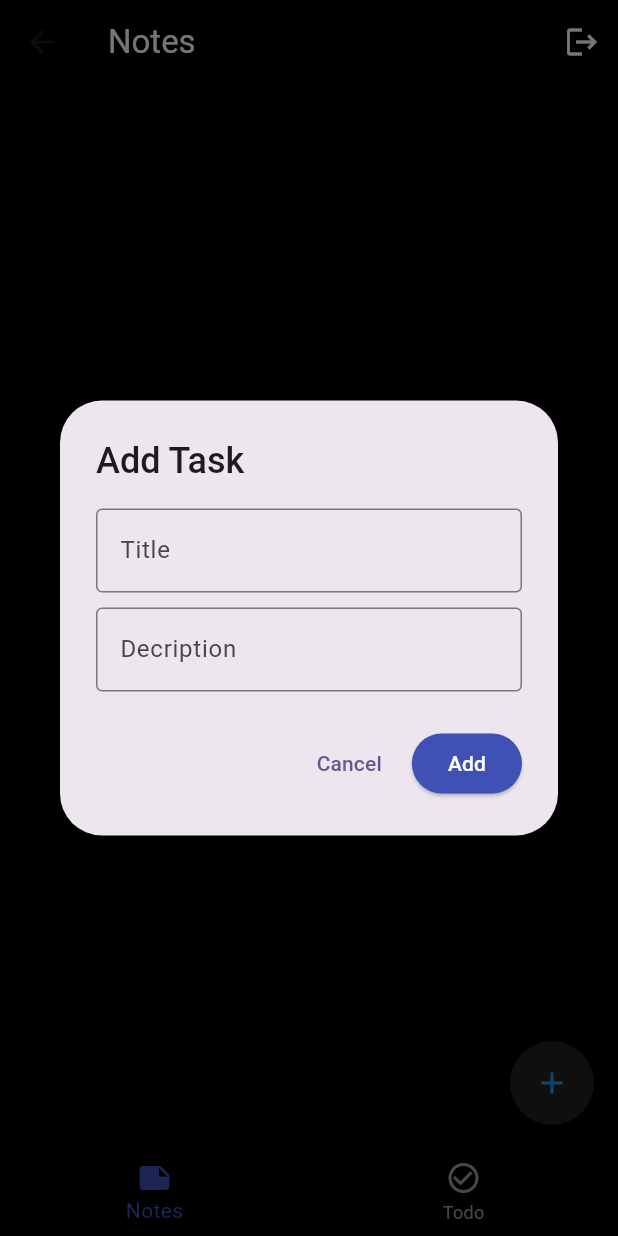
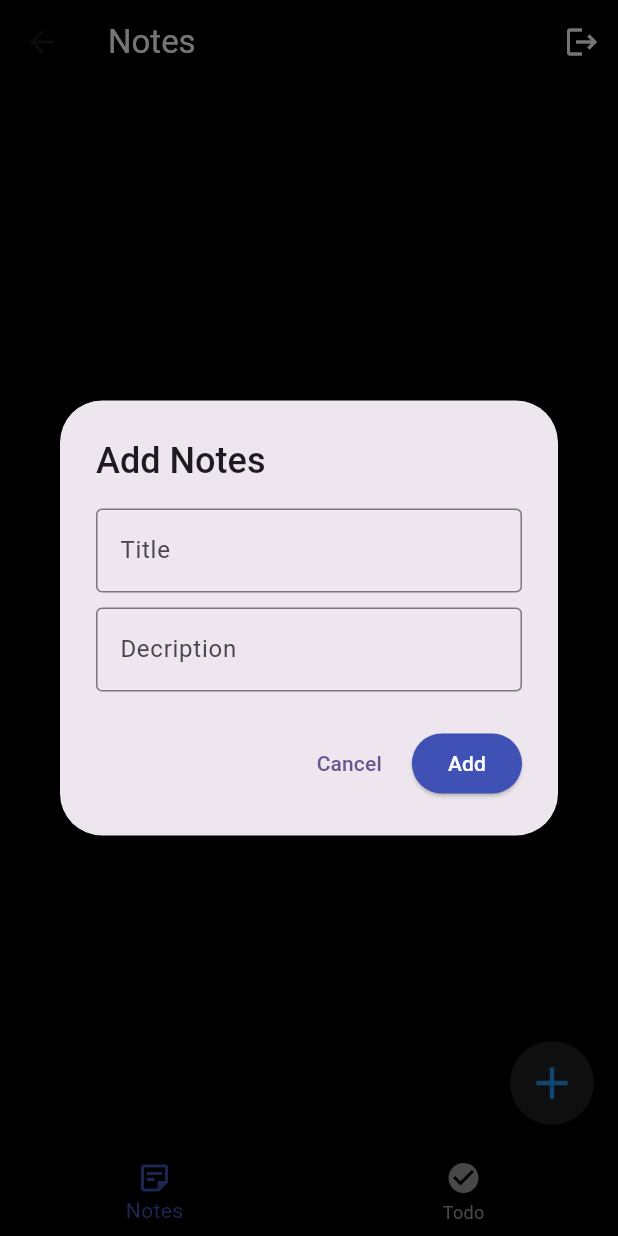
Before and after one commit to Sojib201/todo_using_firebase_auth_using_firebase, a Flutter app: the HomeScreen screen opened directly, after a tap on the "add" icon, on a phone screen of 412 x 824 dp. Run offline on Flutter 3.47's test engine with Material 3 defaults, Android fonts, the light colour scheme and no system bars; our stand-ins replace cloud_firestore, firebase_auth, firebase_core, flutter_slidable; accounts and stored records are empty.

Commit message:
complete todo app with authentication using firebase

```diff
--- a/lib/home_screen.dart
+++ b/lib/home_screen.dart
@@ -195,6 +195,8 @@
 import 'package:flutter/material.dart';
 import 'package:to_do_with_firebase/todo_tab.dart';
 
+import 'auth_service.dart';
+import 'login_screen.dart';
 import 'notes_tab.dart';
 
 
@@ -214,6 +216,25 @@ class _HomeScreenState extends State<HomeScreen> {
   @override
   Widget build(BuildContext context) {
     return Scaffold(
+      backgroundColor: Colors.black,
+        appBar: AppBar(
+          backgroundColor: Colors.black,
+          title: Text(
+            _currentIndex==0?'Notes':'Todo',
+            style: const TextStyle(
+            color: Colors.white,
+            fontSize: 22
+          ),),
+          actions: [
+            IconButton(
+              onPressed: () async {
+                await AuthService().signOut();
+                Navigator.push(context, MaterialPageRoute(builder: (context) => LoginScreen(),));
+              },
+              icon: const Icon(Icons.logout,color: Colors.white,),
+            ),
+          ],
+        ),
       body: _screens[_currentIndex],
       bottomNavigationBar: BottomNavigationBar(
         currentIndex: _currentIndex,
@@ -228,11 +249,11 @@ class _HomeScreenState extends State<HomeScreen> {
         items: const [
 
           BottomNavigationBarItem(
-            icon: Icon(Icons.note),
+            icon: Icon(Icons.sticky_note_2_outlined),
             label: 'Notes',
           ),
           BottomNavigationBarItem(
-            icon: Icon(Icons.check_circle_outline),
+            icon: Icon(Icons.check_circle),
             label: 'Todo',
           ),
         ],
--- a/lib/notes_details_screen.dart
+++ b/lib/notes_details_screen.dart
@@ -30,7 +30,7 @@ class _NotesDetailScreenState extends State<NotesDetailScreen> {
 
     if (title != widget.note.title || desc != widget.note.description)
     {
-      _databaseService.updateTodo(widget.note.id, title, desc);
+      _databaseService.updateNote(widget.note.id, title, desc);
 
     }
     titleController.dispose();
@@ -78,7 +78,7 @@ class _NotesDetailScreenState extends State<NotesDetailScreen> {
     return Scaffold(
       backgroundColor: Colors.black,
       appBar: AppBar(
-        title: const Text('Todo Details',style: TextStyle(color: Colors.white),),
+        title: const Text('Note Details',style: TextStyle(color: Colors.white),),
         backgroundColor: Colors.black,
         iconTheme: const IconThemeData(color: Colors.white),
       ),
--- a/lib/notes_tab.dart
+++ b/lib/notes_tab.dart
@@ -3,10 +3,9 @@ import 'package:flutter/material.dart';
 import 'package:to_do_with_firebase/auth_service.dart';
 import 'package:to_do_with_firebase/database_service.dart';
 import 'package:to_do_with_firebase/login_screen.dart';
+import 'package:to_do_with_firebase/note_model.dart';
 import 'package:to_do_with_firebase/pending_note_widget.dart';
-import 'package:to_do_with_firebase/todo_model.dart';
-import 'package:to_do_with_firebase/widgets/complete_task_widgets.dart';
-import 'package:to_do_with_firebase/widgets/pending_task_widgets.dart';
+
 
 class NotesTab extends StatefulWidget {
   @override
@@ -16,22 +15,16 @@ class NotesTab extends StatefulWidget {
 class _NotesTabState extends State<NotesTab> {
   final FirebaseAuth auth = FirebaseAuth.instance;
 
-  int buttonIndex=0;
-   final widgets=[
-     //Pending todos
-     const PendingNoteWidgets(),
-   ];
-
-   void showTaskDialog(BuildContext context, {Todo? todo}){
-     TextEditingController titleController=TextEditingController(text: todo?.title);
-     TextEditingController descriptionController=TextEditingController(text: todo?.description);
+   void showTaskDialog(BuildContext context, {Note? note}){
+     TextEditingController titleController=TextEditingController(text: note?.title);
+     TextEditingController descriptionController=TextEditingController(text: note?.description);
 
      DatabaseService databaseService=DatabaseService();
     showDialog(context: context, builder: (context) {
       return AlertDialog(
         title: Text(
-            todo==null?'Add Task': 'Edit Task',
-          style: TextStyle(fontWeight: FontWeight.w500),
+          note==null?'Add Notes': 'Edit Notes',
+          style: const TextStyle(fontWeight: FontWeight.w500),
         ),
         content: SingleChildScrollView(
           child:SizedBox(
@@ -40,15 +33,15 @@ class _NotesTabState extends State<NotesTab> {
               children: [
                 TextField(
                   controller: titleController,
-                  decoration: InputDecoration(
+                  decoration: const InputDecoration(
                     label: Text('Title'),
                     border: OutlineInputBorder()
                   ),
                 ),
-                SizedBox(height: 10,),
+                const SizedBox(height: 10,),
                 TextField(
                   controller: descriptionController,
-                  decoration: InputDecoration(
+                  decoration: const InputDecoration(
                     label: Text('Decription'),
                     border: OutlineInputBorder()
                   ),
@@ -61,7 +54,7 @@ class _NotesTabState extends State<NotesTab> {
           TextButton(
             onPressed: (){
             Navigator.pop(context);
-          }, child: Text('Cancel'),
+          }, child: const Text('Cancel'),
           ),
           ElevatedButton(
             onPressed: (){
@@ -78,10 +71,10 @@ class _NotesTabState extends State<NotesTab> {
                 return;
               }
 
-              if (todo == null) {
+              if (note == null) {
                 databaseService.addNote(title, description);
               } else {
-                databaseService.updateNote(todo.id, title, description);
+                databaseService.updateNote(note.id, title, description);
               }
               Navigator.pop(context);
 
@@ -90,7 +83,7 @@ class _NotesTabState extends State<NotesTab> {
               backgroundColor: Colors.indigo,
               foregroundColor: Colors.white,
             ),
-            child: Text(todo==null?'Add':'Update')
+            child: Text(note==null?'Add':'Update')
           ),
         ],
       );
@@ -103,30 +96,11 @@ class _NotesTabState extends State<NotesTab> {
   Widget build(BuildContext context) {
     return Scaffold(
       backgroundColor: Colors.black,
-      appBar: AppBar(
-
-        backgroundColor: Colors.black,
-        title:  const Text('Notes',style: TextStyle(
-          color: Colors.white,
-          fontSize: 22
-        ),),
-        //centerTitle: true,
-        actions: [
-          IconButton(
-            onPressed: () async {
-              await AuthService().signOut();
-              Navigator.push(context, MaterialPageRoute(builder: (context) => LoginScreen(),));
-            },
-            icon: Icon(Icons.logout,color: Colors.white,),
-          ),
-        ],
-      ),
-      body: SingleChildScrollView(
+      body: const SingleChildScrollView(
         child: Column(
           children: [
-            const SizedBox(height: 20,),
-            PendingTaskWidgets()
-
+            SizedBox(height: 20,),
+            PendingNoteWidgets()
           ],
         ),
       ),
@@ -136,7 +110,7 @@ class _NotesTabState extends State<NotesTab> {
         onPressed: (){
         showTaskDialog(context );
         },
-        child: const Icon(Icons.add,color: Colors.blue,),),
+        child: const Icon(Icons.add,color: Colors.blue,size: 36,),),
     );
   }
 }
--- a/lib/pending_note_widget.dart
+++ b/lib/pending_note_widget.dart
@@ -3,8 +3,6 @@ import 'package:flutter/material.dart';
 import 'package:flutter_slidable/flutter_slidable.dart';
 import 'package:to_do_with_firebase/database_service.dart';
 
-import '../pending_details_screen.dart';
-import '../todo_model.dart';
 import 'note_model.dart';
 import 'notes_details_screen.dart';
 
```
Also changed, not shown: lib/todo_model.dart (+0 -46 lines), lib/todo_tab.dart (+12 -29 lines).
